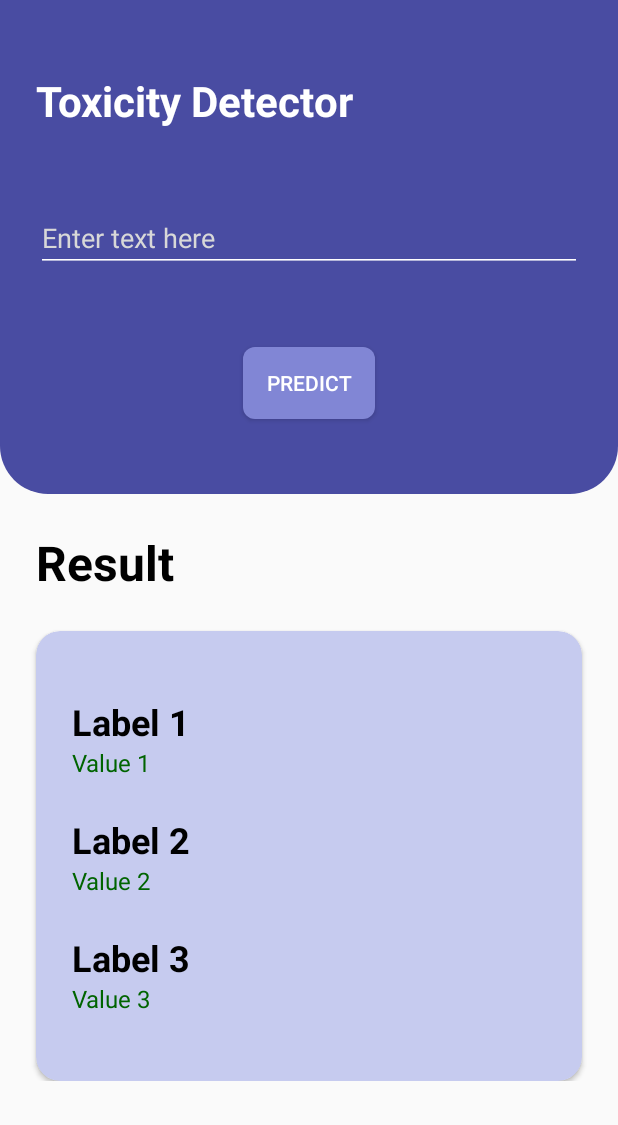
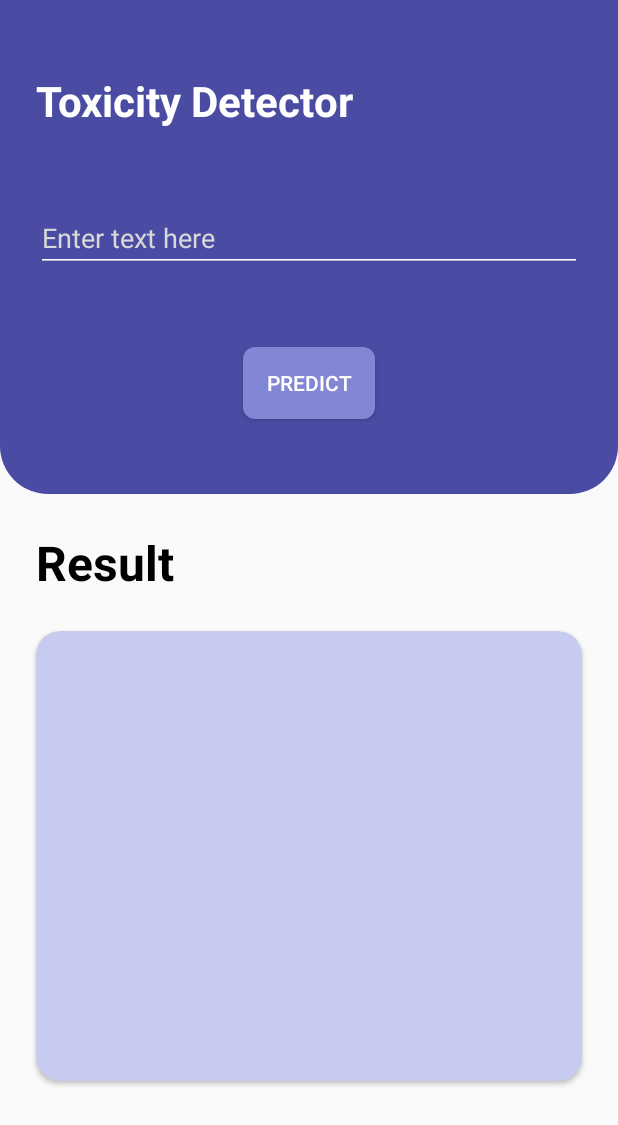
Before and after one commit to smoke-trees/toxic-comments-app, an Android app: the screen it shows after launch (MainActivity), on a phone screen of 412 x 824 dp. Shown: the top 1125 px of the screen. Run offline under Robolectric (Android 15) with nearby library versions, the phone set to English and light mode, and no system bars; libraries missing offline, so code that uses them is left out: org.tensorflow.lite; 6 statements that could not run were skipped.

Commit message:
UI changes

```diff
--- a/app/src/main/res/layout/activity_main.xml
+++ b/app/src/main/res/layout/activity_main.xml
@@ -41,7 +41,7 @@
                 android:textColorHint="#D8D8D8"
                 android:backgroundTint="#FFFFFF"
                 android:scrollbars="vertical"
-                android:maxLength="400"
+                android:maxLength="250"
                 android:layout_marginTop="50dp"
                 android:layout_marginHorizontal="24dp"
                 tools:ignore="Autofill" />
@@ -81,10 +81,32 @@
             app:cardCornerRadius="16dp"
             android:layout_marginHorizontal="24dp"
             app:layout_constraintTop_toBottomOf="@+id/resultText"
+            app:layout_constraintBottom_toBottomOf="parent"
             app:layout_constraintStart_toStartOf="parent"
             app:layout_constraintEnd_toEndOf="parent">
 
             <LinearLayout
+                android:id="@+id/cleanTextLayout"
+                android:layout_width="wrap_content"
+                android:layout_height="wrap_content"
+                android:visibility="invisible"
+                android:layout_gravity="center">
+
+                <TextView
+                    android:id="@+id/cleanText"
+                    android:layout_width="wrap_content"
+                    android:layout_height="wrap_content"
+                    android:foregroundGravity="center_vertical"
+                    android:text="Hmm, Looks like the text is clean"
+                    android:textSize="18sp"
+                    android:textStyle="bold"
+                    android:textColor="#000000"
+                    android:layout_marginHorizontal="24dp" />
+
+            </LinearLayout>
+
+            <LinearLayout
+                android:id="@+id/resultLayout"
                 android:layout_width="match_parent"
                 android:layout_height="wrap_content"
                 android:layout_gravity="center"
@@ -98,8 +120,7 @@
                     android:textSize="24sp"
                     android:textStyle="bold"
                     android:textColor="#000000"
-                android:layout_marginStart="24dp"
-                android:text="Label 1"/>
+                    android:layout_marginStart="24dp" />
 
                 <TextView
                     android:id="@+id/firstValue"
@@ -107,8 +128,7 @@
                     android:layout_height="wrap_content"
                     android:textSize="16sp"
                     android:textColor="#006400"
-                android:layout_marginStart="24dp"
-                android:text="Value 1"/>
+                    android:layout_marginStart="24dp" />
 
                 <TextView
                     android:id="@+id/secondLabel"
@@ -118,8 +138,7 @@
                     android:textSize="24sp"
                     android:textStyle="bold"
                     android:textColor="#000000"
-                android:layout_marginStart="24dp"
-                android:text="Label 2"/>
+                    android:layout_marginStart="24dp" />
 
                 <TextView
                     android:id="@+id/secondValue"
@@ -127,8 +146,7 @@
                     android:layout_height="wrap_content"
                     android:textSize="16sp"
                     android:textColor="#006400"
-                android:layout_marginStart="24dp"
-                android:text="Value 2"/>
+                    android:layout_marginStart="24dp" />
 
                 <TextView
                     android:id="@+id/thirdLabel"
@@ -138,8 +156,7 @@
                     android:textSize="24sp"
                     android:textStyle="bold"
                     android:textColor="#000000"
-                android:layout_marginStart="24dp"
-                android:text="Label 3"/>
+                    android:layout_marginStart="24dp" />
 
                 <TextView
                     android:id="@+id/thirdValue"
@@ -148,8 +165,7 @@
                     android:textSize="16sp"
                     android:textColor="#006400"
                     android:layout_marginStart="24dp"
-                android:layout_marginBottom="24dp"
-                android:text="Value 3"/>
+                    android:layout_marginBottom="24dp" />
 
             </LinearLayout>
 
```
Lines whose indentation alone changed are shown as unchanged.
